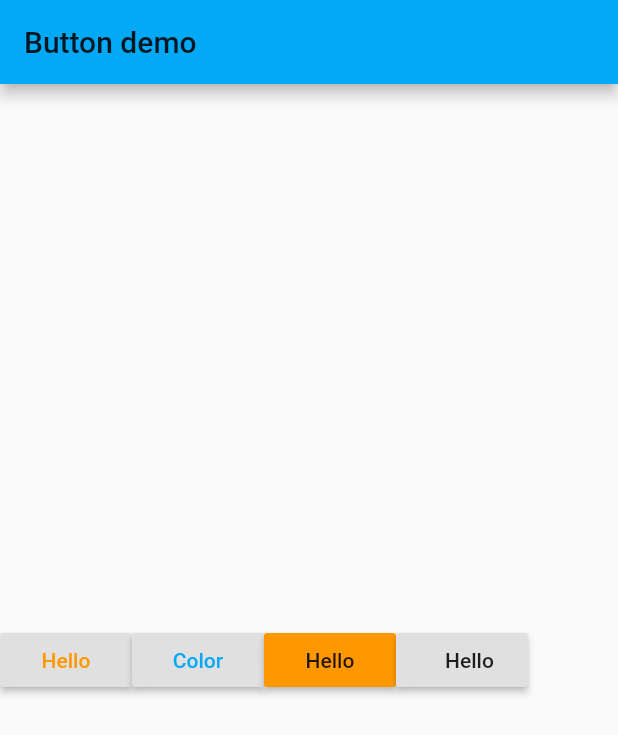
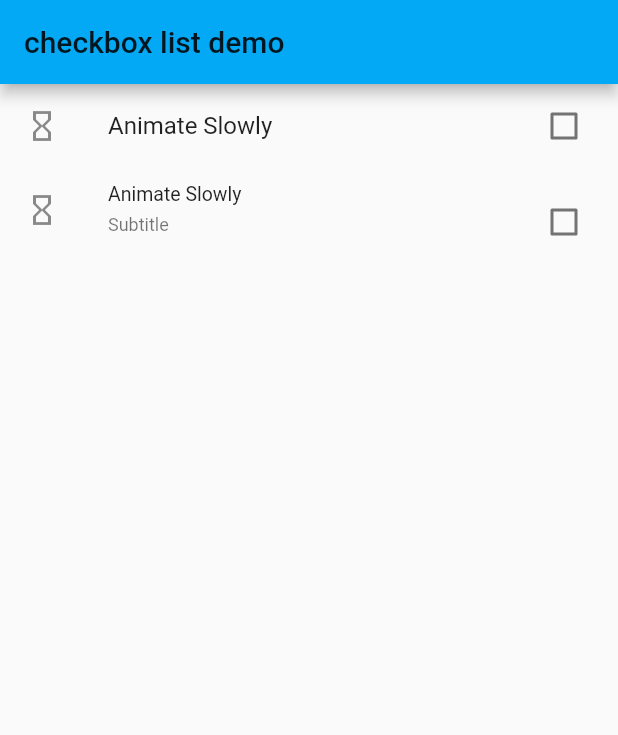
Before and after one commit to mojiajuzi/flutter-example, a Flutter app: the screen it shows after launch, on a phone screen of 412 x 824 dp. Shown: the top 735 px of the screen. Run offline on Flutter 3.47's test engine with Material 2 defaults, Android fonts, the phone set to English and light mode, and no system bars.

Commit message:
checkbox list

```diff
--- /dev/null
+++ b/lib/checkbox_list_page.dart
@@ -0,0 +1,47 @@
+import 'package:flutter/material.dart';
+import 'package:flutter/scheduler.dart';
+
+class MyCheckboxList extends StatefulWidget {
+  @override
+  _MyCheckboxListState createState() => new _MyCheckboxListState();
+}
+
+class _MyCheckboxListState extends State<MyCheckboxList> {
+  @override
+  Widget build(BuildContext context) {
+    return new Scaffold(
+      appBar: AppBar(
+        title: Text('checkbox list demo'),
+      ),
+      body: new Column(
+        children: <Widget>[
+          new CheckboxListTile(
+            title: Text('Animate Slowly'),
+            value: timeDilation != 1.0,
+            activeColor: Colors.orange,
+            onChanged: (bool value) {
+              setState(() {
+                timeDilation = value ? 20.0 : 1.0;
+              });
+            },
+            secondary: const Icon(Icons.hourglass_empty),
+          ),
+          new CheckboxListTile(
+            title: Text('Animate Slowly'),
+            subtitle: Text('Subtitle'),
+            isThreeLine: true,
+            dense: true,
+            value: timeDilation != 1.0,
+            activeColor: Colors.blue,
+            onChanged: (bool value) {
+              setState(() {
+                timeDilation = value ? 20.0 : 1.0;
+              });
+            },
+            secondary: const Icon(Icons.hourglass_empty),
+          ),
+        ],
+      ),
+    );
+  }
+}
--- a/lib/main.dart
+++ b/lib/main.dart
@@ -1,5 +1,5 @@
 import 'package:flutter/material.dart';
-import 'button_page.dart';
+import 'checkbox_list_page.dart';
 
 void main() => runApp(new Demo());
 
@@ -9,6 +9,6 @@ class Demo extends StatelessWidget {
     return MaterialApp(
         title: 'Kodeversitas',
         theme: ThemeData(primarySwatch: Colors.lightBlue),
-        home: MyButton());
+        home: MyCheckboxList());
   }
 }
```
Also changed, not shown: lib/button_bar_page.dart (added, +33 -0 lines).
